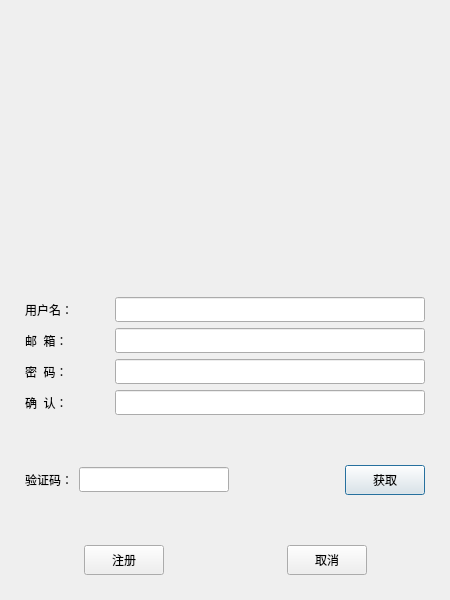
kodaniii/Cutalk, file registerdialog.ui: the form before one commit.
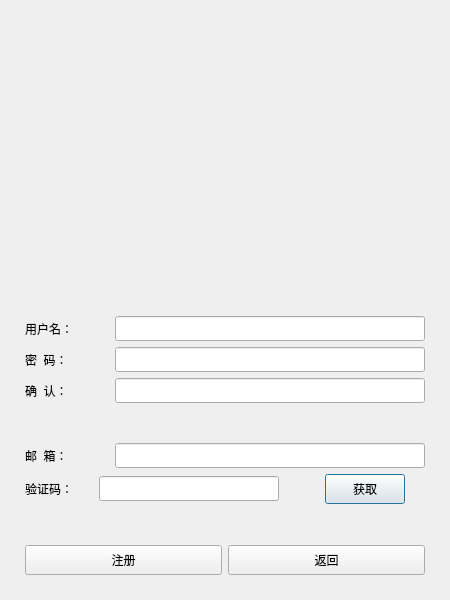
The form after the commit. Icons and pictures are not drawn.

Commit message: add email recognition logic and some optimizations

```diff
--- a/registerdialog.ui
+++ b/registerdialog.ui
@@ -47,7 +47,122 @@
        </property>
        <widget class="QWidget" name="page">
         <layout class="QGridLayout" name="gridLayout_3">
-         <item row="9" column="0">
+         <item row="2" column="0">
+          <spacer name="verticalSpacer">
+           <property name="orientation">
+            <enum>Qt::Vertical</enum>
+           </property>
+           <property name="sizeHint" stdset="0">
+            <size>
+             <width>20</width>
+             <height>40</height>
+            </size>
+           </property>
+          </spacer>
+         </item>
+         <item row="1" column="0">
+          <widget class="QWidget" name="widget" native="true">
+           <layout class="QHBoxLayout" name="horizontalLayout_9">
+            <item>
+             <spacer name="horizontalSpacer_5">
+              <property name="orientation">
+               <enum>Qt::Horizontal</enum>
+              </property>
+              <property name="sizeHint" stdset="0">
+               <size>
+                <width>40</width>
+                <height>20</height>
+               </size>
+              </property>
+             </spacer>
+            </item>
+            <item>
+             <widget class="QLabel" name="hi_label">
+              <property name="minimumSize">
+               <size>
+                <width>160</width>
+                <height>160</height>
+               </size>
+              </property>
+              <property name="maximumSize">
+               <size>
+                <width>160</width>
+                <height>160</height>
+               </size>
+              </property>
+              <property name="text">
+               <string/>
+              </property>
+              <property name="pixmap">
+               <pixmap resource="rc.qrc">:/res/register_head.png</pixmap>
+              </property>
+              <property name="scaledContents">
+               <bool>true</bool>
+              </property>
+              <property name="alignment">
+               <set>Qt::AlignCenter</set>
+              </property>
+             </widget>
+            </item>
+            <item>
+             <spacer name="horizontalSpacer_6">
+              <property name="orientation">
+               <enum>Qt::Horizontal</enum>
+              </property>
+              <property name="sizeHint" stdset="0">
+               <size>
+                <width>40</width>
+                <height>20</height>
+               </size>
+              </property>
+             </spacer>
+            </item>
+           </layout>
+          </widget>
+         </item>
+         <item row="8" column="0">
+          <layout class="QHBoxLayout" name="horizontalLayout_6">
+           <item>
+            <widget class="QLabel" name="confirm_pswd_label">
+             <property name="minimumSize">
+              <size>
+               <width>0</width>
+               <height>25</height>
+              </size>
+             </property>
+             <property name="maximumSize">
+              <size>
+               <width>16777215</width>
+               <height>25</height>
+              </size>
+             </property>
+             <property name="text">
+              <string>确  认：</string>
+             </property>
+            </widget>
+           </item>
+           <item>
+            <widget class="QLineEdit" name="confirm_pswd_lineEdit">
+             <property name="minimumSize">
+              <size>
+               <width>310</width>
+               <height>25</height>
+              </size>
+             </property>
+             <property name="maximumSize">
+              <size>
+               <width>310</width>
+               <height>25</height>
+              </size>
+             </property>
+             <property name="alignment">
+              <set>Qt::AlignLeading|Qt::AlignLeft|Qt::AlignVCenter</set>
+             </property>
+            </widget>
+           </item>
+          </layout>
+         </item>
+         <item row="11" column="0">
           <layout class="QHBoxLayout" name="horizontalLayout_7">
            <item>
             <widget class="QLabel" name="verificationCode_label">
@@ -68,24 +183,56 @@
              </property>
             </widget>
            </item>
+           <item>
+            <spacer name="horizontalSpacer_2">
+             <property name="orientation">
+              <enum>Qt::Horizontal</enum>
+             </property>
+             <property name="sizeHint" stdset="0">
+              <size>
+               <width>40</width>
+               <height>20</height>
+              </size>
+             </property>
+            </spacer>
+           </item>
            <item>
             <widget class="QLineEdit" name="verificationCode_lineEdit">
+             <property name="enabled">
+              <bool>true</bool>
+             </property>
              <property name="minimumSize">
               <size>
-               <width>150</width>
+               <width>180</width>
                <height>25</height>
               </size>
              </property>
              <property name="maximumSize">
               <size>
-               <width>150</width>
+               <width>180</width>
                <height>25</height>
               </size>
              </property>
+             <property name="alignment">
+              <set>Qt::AlignLeading|Qt::AlignLeft|Qt::AlignVCenter</set>
+             </property>
             </widget>
            </item>
            <item>
-            <spacer name="horizontalSpacer_7">
+            <spacer name="horizontalSpacer_4">
+             <property name="orientation">
+              <enum>Qt::Horizontal</enum>
+             </property>
+             <property name="sizeHint" stdset="0">
+              <size>
+               <width>40</width>
+               <height>20</height>
+              </size>
+             </property>
+            </spacer>
+           </item>
+           <item>
+            <spacer name="horizontalSpacer">
              <property name="orientation">
               <enum>Qt::Horizontal</enum>
              </property>
@@ -116,9 +263,93 @@
              </property>
             </widget>
            </item>
+           <item>
+            <spacer name="horizontalSpacer_3">
+             <property name="orientation">
+              <enum>Qt::Horizontal</enum>
+             </property>
+             <property name="sizeHint" stdset="0">
+              <size>
+               <width>40</width>
+               <height>20</height>
+              </size>
+             </property>
+            </spacer>
+           </item>
+          </layout>
+         </item>
+         <item row="13" column="0">
+          <spacer name="verticalSpacer_3">
+           <property name="orientation">
+            <enum>Qt::Vertical</enum>
+           </property>
+           <property name="sizeHint" stdset="0">
+            <size>
+             <width>20</width>
+             <height>40</height>
+            </size>
+           </property>
+          </spacer>
+         </item>
+         <item row="14" column="0">
+          <layout class="QHBoxLayout" name="horizontalLayout_8">
+           <item>
+            <widget class="QPushButton" name="register_button">
+             <property name="minimumSize">
+              <size>
+               <width>0</width>
+               <height>30</height>
+              </size>
+             </property>
+             <property name="maximumSize">
+              <size>
+               <width>16777215</width>
+               <height>30</height>
+              </size>
+             </property>
+             <property name="text">
+              <string>注册</string>
+             </property>
+            </widget>
+           </item>
+           <item>
+            <widget class="QPushButton" name="cancel_button">
+             <property name="minimumSize">
+              <size>
+               <width>0</width>
+               <height>30</height>
+              </size>
+             </property>
+             <property name="maximumSize">
+              <size>
+               <width>16777215</width>
+               <height>30</height>
+              </size>
+             </property>
+             <property name="text">
+              <string>返回</string>
+             </property>
+            </widget>
+           </item>
           </layout>
          </item>
          <item row="3" column="0">
+          <widget class="QWidget" name="widget_2" native="true">
+           <layout class="QVBoxLayout" name="verticalLayout">
+            <item>
+             <widget class="QLabel" name="msg_output_label">
+              <property name="text">
+               <string/>
+              </property>
+              <property name="alignment">
+               <set>Qt::AlignCenter</set>
+              </property>
+             </widget>
+            </item>
+           </layout>
+          </widget>
+         </item>
+         <item row="4" column="0">
           <layout class="QHBoxLayout" name="horizontalLayout_2">
            <item>
             <widget class="QLabel" name="username_label">
@@ -160,211 +391,33 @@
            </item>
           </layout>
          </item>
+         <item row="9" column="0">
+          <spacer name="verticalSpacer_2">
+           <property name="orientation">
+            <enum>Qt::Vertical</enum>
+           </property>
+           <property name="sizeHint" stdset="0">
+            <size>
+             <width>20</width>
+             <height>40</height>
+            </size>
+           </property>
+          </spacer>
+         </item>
+         <item row="0" column="0">
+          <spacer name="verticalSpacer_4">
+           <property name="orientation">
+            <enum>Qt::Vertical</enum>
+           </property>
+           <property name="sizeHint" stdset="0">
+            <size>
+             <width>20</width>
+             <height>40</height>
+            </size>
+           </property>
+          </spacer>
+         </item>
          <item row="7" column="0">
-          <layout class="QHBoxLayout" name="horizontalLayout_6">
-           <item>
-            <widget class="QLabel" name="confirm_pswd_label">
-             <property name="minimumSize">
-              <size>
-               <width>0</width>
-               <height>25</height>
-              </size>
-             </property>
-             <property name="maximumSize">
-              <size>
-               <width>16777215</width>
-               <height>25</height>
-              </size>
-             </property>
-             <property name="text">
-              <string>确  认：</string>
-             </property>
-            </widget>
-           </item>
-           <item>
-            <widget class="QLineEdit" name="confirm_pswd_lineEdit">
-             <property name="minimumSize">
-              <size>
-               <width>310</width>
-               <height>25</height>
-              </size>
-             </property>
-             <property name="maximumSize">
-              <size>
-               <width>310</width>
-               <height>25</height>
-              </size>
-             </property>
-             <property name="alignment">
-              <set>Qt::AlignLeading|Qt::AlignLeft|Qt::AlignVCenter</set>
-             </property>
-            </widget>
-           </item>
-          </layout>
-         </item>
-         <item row="2" column="0">
-          <spacer name="verticalSpacer">
-           <property name="orientation">
-            <enum>Qt::Vertical</enum>
-           </property>
-           <property name="sizeHint" stdset="0">
-            <size>
-             <width>20</width>
-             <height>40</height>
-            </size>
-           </property>
-          </spacer>
-         </item>
-         <item row="5" column="0">
-          <layout class="QHBoxLayout" name="horizontalLayout_3">
-           <item>
-            <widget class="QLabel" name="email_label">
-             <property name="minimumSize">
-              <size>
-               <width>0</width>
-               <height>25</height>
-              </size>
-             </property>
-             <property name="maximumSize">
-              <size>
-               <width>16777215</width>
-               <height>25</height>
-              </size>
-             </property>
-             <property name="text">
-              <string>邮  箱：</string>
-             </property>
-            </widget>
-           </item>
-           <item>
-            <widget class="QLineEdit" name="lineEdit">
-             <property name="minimumSize">
-              <size>
-               <width>310</width>
-               <height>25</height>
-              </size>
-             </property>
-             <property name="maximumSize">
-              <size>
-               <width>310</width>
-               <height>25</height>
-              </size>
-             </property>
-             <property name="alignment">
-              <set>Qt::AlignLeading|Qt::AlignLeft|Qt::AlignVCenter</set>
-             </property>
-            </widget>
-           </item>
-          </layout>
-         </item>
-         <item row="11" column="0">
-          <spacer name="verticalSpacer_3">
-           <property name="orientation">
-            <enum>Qt::Vertical</enum>
-           </property>
-           <property name="sizeHint" stdset="0">
-            <size>
-             <width>20</width>
-             <height>40</height>
-            </size>
-           </property>
-          </spacer>
-         </item>
-         <item row="12" column="0">
-          <layout class="QHBoxLayout" name="horizontalLayout_8">
-           <item>
-            <spacer name="horizontalSpacer">
-             <property name="orientation">
-              <enum>Qt::Horizontal</enum>
-             </property>
-             <property name="sizeHint" stdset="0">
-              <size>
-               <width>40</width>
-               <height>20</height>
-              </size>
-             </property>
-            </spacer>
-           </item>
-           <item>
-            <widget class="QPushButton" name="pushButton_2">
-             <property name="minimumSize">
-              <size>
-               <width>0</width>
-               <height>30</height>
-              </size>
-             </property>
-             <property name="maximumSize">
-              <size>
-               <width>16777215</width>
-               <height>30</height>
-              </size>
-             </property>
-             <property name="text">
-              <string>注册</string>
-             </property>
-            </widget>
-           </item>
-           <item>
-            <spacer name="horizontalSpacer_4">
-             <property name="orientation">
-              <enum>Qt::Horizontal</enum>
-             </property>
-             <property name="sizeHint" stdset="0">
-              <size>
-               <width>40</width>
-               <height>20</height>
-              </size>
-             </property>
-            </spacer>
-           </item>
-           <item>
-            <spacer name="horizontalSpacer_3">
-             <property name="orientation">
-              <enum>Qt::Horizontal</enum>
-             </property>
-             <property name="sizeHint" stdset="0">
-              <size>
-               <width>40</width>
-               <height>20</height>
-              </size>
-             </property>
-            </spacer>
-           </item>
-           <item>
-            <widget class="QPushButton" name="confirm_Button">
-             <property name="minimumSize">
-              <size>
-               <width>0</width>
-               <height>30</height>
-              </size>
-             </property>
-             <property name="maximumSize">
-              <size>
-               <width>16777215</width>
-               <height>30</height>
-              </size>
-             </property>
-             <property name="text">
-              <string>取消</string>
-             </property>
-            </widget>
-           </item>
-           <item>
-            <spacer name="horizontalSpacer_2">
-             <property name="orientation">
-              <enum>Qt::Horizontal</enum>
-             </property>
-             <property name="sizeHint" stdset="0">
-              <size>
-               <width>40</width>
-               <height>20</height>
-              </size>
-             </property>
-            </spacer>
-           </item>
-          </layout>
-         </item>
-         <item row="6" column="0">
           <layout class="QHBoxLayout" name="horizontalLayout_5">
            <item>
             <widget class="QLabel" name="passwd_label">
@@ -406,91 +459,47 @@
            </item>
           </layout>
          </item>
-         <item row="1" column="0">
-          <widget class="QWidget" name="widget" native="true">
-           <layout class="QHBoxLayout" name="horizontalLayout_9">
+         <item row="10" column="0">
+          <layout class="QHBoxLayout" name="horizontalLayout_3">
             <item>
-             <spacer name="horizontalSpacer_5">
-              <property name="orientation">
-               <enum>Qt::Horizontal</enum>
-              </property>
-              <property name="sizeHint" stdset="0">
-               <size>
-                <width>40</width>
-                <height>20</height>
-               </size>
-              </property>
-             </spacer>
-            </item>
-            <item>
-             <widget class="QLabel" name="hi_label">
+            <widget class="QLabel" name="email_label">
               <property name="minimumSize">
                <size>
-                <width>160</width>
-                <height>160</height>
+               <width>0</width>
+               <height>25</height>
                </size>
               </property>
               <property name="maximumSize">
                <size>
-                <width>160</width>
-                <height>160</height>
+               <width>16777215</width>
+               <height>25</height>
                </size>
               </property>
               <property name="text">
-               <string/>
-              </property>
-              <property name="pixmap">
-               <pixmap resource="rc.qrc">:/res/register_head.png</pixmap>
-              </property>
-              <property name="scaledContents">
-               <bool>true</bool>
+              <string>邮  箱：</string>
+             </property>
+            </widget>
+           </item>
+           <item>
+            <widget class="QLineEdit" name="email_edit">
+             <property name="minimumSize">
+              <size>
+               <width>310</width>
+               <height>25</height>
+              </size>
+             </property>
+             <property name="maximumSize">
+              <size>
+               <width>310</width>
+               <height>25</height>
+              </size>
               </property>
               <property name="alignment">
-               <set>Qt::AlignCenter</set>
+              <set>Qt::AlignLeading|Qt::AlignLeft|Qt::AlignVCenter</set>
               </property>
              </widget>
             </item>
-            <item>
-             <spacer name="horizontalSpacer_6">
-              <property name="orientation">
-               <enum>Qt::Horizontal</enum>
-              </property>
-              <property name="sizeHint" stdset="0">
-               <size>
-                <width>40</width>
-                <height>20</height>
-               </size>
-              </property>
-             </spacer>
-            </item>
-           </layout>
-          </widget>
-         </item>
-         <item row="8" column="0">
-          <spacer name="verticalSpacer_2">
-           <property name="orientation">
-            <enum>Qt::Vertical</enum>
-           </property>
-           <property name="sizeHint" stdset="0">
-            <size>
-             <width>20</width>
-             <height>40</height>
-            </size>
-           </property>
-          </spacer>
-         </item>
-         <item row="0" column="0">
-          <spacer name="verticalSpacer_4">
-           <property name="orientation">
-            <enum>Qt::Vertical</enum>
-           </property>
-           <property name="sizeHint" stdset="0">
-            <size>
-             <width>20</width>
-             <height>40</height>
-            </size>
-           </property>
-          </spacer>
+          </layout>
          </item>
         </layout>
        </widget>
```
Left out of the diff: 3 changed lines with no effect on the pictures. Lines whose indentation alone changed are shown as unchanged. The commit also changes 9 other files.
